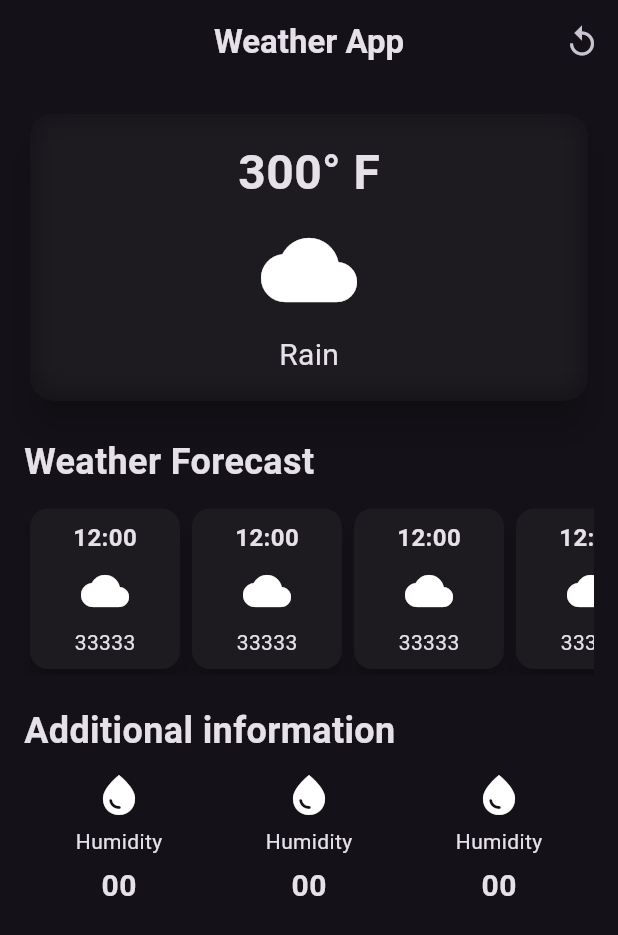
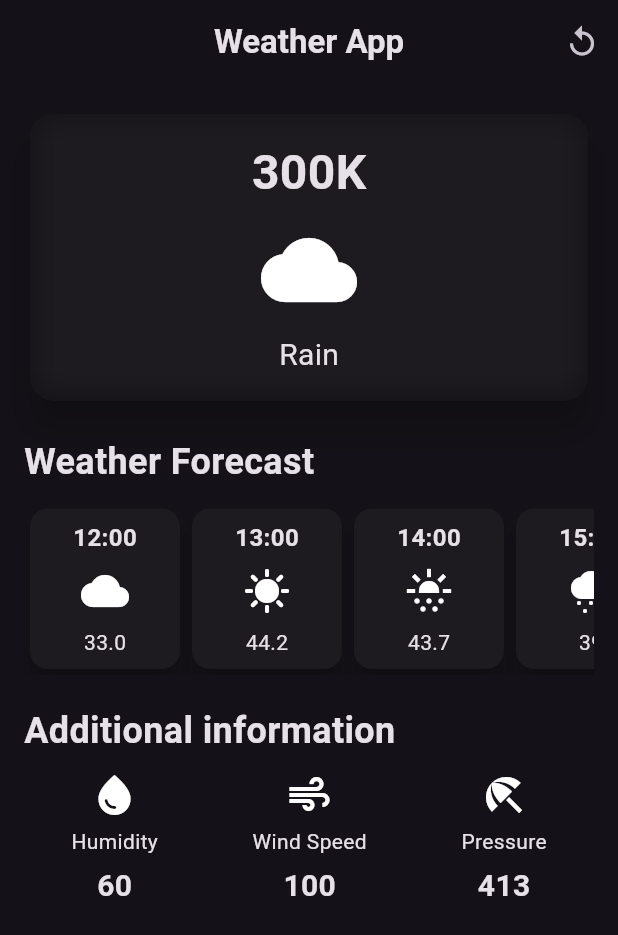
Before and after one commit to taotechs/weather_app, a Flutter app: the screen it shows after launch, on a phone screen of 412 x 824 dp. Shown: the top 935 px of the screen. Run offline on Flutter 3.47's test engine with Material 2 defaults, Android fonts, the phone set to English and light mode, and no system bars; network calls fail.

Commit message:
Weather Api: Added

```diff
--- a/lib/additional_item_info.dart
+++ b/lib/additional_item_info.dart
@@ -2,21 +2,27 @@ import 'dart:ui';
 import 'package:flutter/material.dart';
 
 class AdditionalItemInfo extends StatelessWidget {
+  final IconData icon;
+  final String label;
+  final String value;
   const AdditionalItemInfo({
     super.key,
+    required this.icon,
+    required this.label,
+    required this.value,
   });
 
   @override
   Widget build(BuildContext context) {
-    return const Column(
+    return Column(
       children: [
-        Icon(Icons.water_drop, size: 32),
-        SizedBox(height: 5),
-        Text("Humidity"),
-        SizedBox(height: 5),
+        Icon(icon, size: 32),
+        const SizedBox(height: 5),
+        Text(label),
+        const SizedBox(height: 5),
         Text(
-          "00",
-          style: TextStyle(fontWeight: FontWeight.bold, fontSize: 20),
+          value,
+          style: const TextStyle(fontWeight: FontWeight.bold, fontSize: 20),
         )
       ],
     );
--- a/lib/hourly_forecast_item.dart
+++ b/lib/hourly_forecast_item.dart
@@ -2,8 +2,14 @@ import 'dart:ui';
 import 'package:flutter/material.dart';
 
 class HourlyForecastItem extends StatelessWidget {
+  final String time;
+  final IconData icon;
+  final String temperature;
   const HourlyForecastItem({
     super.key,
+    required this.time,
+    required this.icon,
+    required this.temperature,
   });
 
   @override
@@ -14,22 +20,22 @@ class HourlyForecastItem extends StatelessWidget {
         width: 100,
         decoration: BoxDecoration(borderRadius: BorderRadius.circular(12)),
         padding: const EdgeInsets.all(8),
-        child: const Column(
+        child: Column(
           children: [
             Text(
-              "12:00",
-              style: TextStyle(
+              time,
+              style: const TextStyle(
                 fontSize: 16,
                 fontWeight: FontWeight.bold,
               ),
             ),
-            SizedBox(height: 8),
+            const SizedBox(height: 8),
             Icon(
-              Icons.cloud,
+              icon,
               size: 32,
             ),
-            SizedBox(height: 8),
-            Text("33333")
+            const SizedBox(height: 8),
+            Text(temperature)
           ],
         ),
       ),
--- a/lib/main.dart
+++ b/lib/main.dart
@@ -1,12 +1,34 @@
 import 'package:flutter/material.dart';
+import 'package:weather_app/secrets.dart';
 import 'package:weather_app/weather_screen.dart';
+import 'package:http/http.dart' as http;
 
 void main() {
   runApp(const MainApp());
 }
 
-class MainApp extends StatelessWidget {
+class MainApp extends StatefulWidget {
   const MainApp({super.key});
+
+  @override
+  State<MainApp> createState() => _MainAppState();
+}
+
+class _MainAppState extends State<MainApp> {
+  @override
+  void initState() {
+    super.initState();
+    getCurrrentWeather();
+  }
+
+  Future getCurrrentWeather() async {
+    String cityName = "Poland";
+    // ignore: unused_local_variable
+    final res = await http.get(Uri.parse(
+        "http://api.openweathermap.org/data/2.5/weather?q={$cityName}&APPID={$ApiKey}"));
+
+    print(res.body);
+  }
 
   @override
   Widget build(BuildContext context) {
--- a/lib/weather_screen.dart
+++ b/lib/weather_screen.dart
@@ -45,7 +45,7 @@ class WeatherScreenPage extends StatelessWidget {
                         mainAxisAlignment: MainAxisAlignment.spaceBetween,
                         children: [
                           Text(
-                            "300° F",
+                            "300K",
                             style: TextStyle(
                                 fontSize: 32, fontWeight: FontWeight.bold),
                           ),
@@ -76,11 +76,28 @@ class WeatherScreenPage extends StatelessWidget {
               scrollDirection: Axis.horizontal,
               child: Row(
                 children: [
-                  HourlyForecastItem(),
-                  HourlyForecastItem(),
-                  HourlyForecastItem(),
-                  HourlyForecastItem(),
-                  HourlyForecastItem(),
+                  HourlyForecastItem(
+                    time: '12:00',
+                    icon: Icons.cloud,
+                    temperature: '33.0',
+                  ),
+                  HourlyForecastItem(
+                      time: "13:00", icon: Icons.sunny, temperature: "44.2"),
+                  HourlyForecastItem(
+                    time: "14:00",
+                    icon: Icons.sunny_snowing,
+                    temperature: "43.7",
+                  ),
+                  HourlyForecastItem(
+                    time: "15:00",
+                    icon: Icons.cloudy_snowing,
+                    temperature: "39",
+                  ),
+                  HourlyForecastItem(
+                    time: "16:00",
+                    icon: Icons.cloud,
+                    temperature: "10.2",
+                  ),
                 ],
               ),
             ),
@@ -93,9 +110,21 @@ class WeatherScreenPage extends StatelessWidget {
             const Row(
               mainAxisAlignment: MainAxisAlignment.spaceAround,
               children: [
-                AdditionalItemInfo(),
-                AdditionalItemInfo(),
-                AdditionalItemInfo(),
+                AdditionalItemInfo(
+                  icon: Icons.water_drop,
+                  label: "Humidity",
+                  value: "60",
+                ),
+                AdditionalItemInfo(
+                  icon: Icons.air,
+                  label: "Wind Speed",
+                  value: "100",
+                ),
+                AdditionalItemInfo(
+                  icon: Icons.beach_access,
+                  label: "Pressure",
+                  value: "413",
+                ),
               ],
             )
           ],
--- a/pubspec.yaml
+++ b/pubspec.yaml
@@ -1,5 +1,5 @@
 name: weather_app
-description: A new Flutter project.
+description: Weather App By Taotech Solutions.
 publish_to: 'none'
 version: 0.1.0
 
@@ -9,6 +9,7 @@ environment:
 dependencies:
   flutter:
     sdk: flutter
+  http: ^1.1.0
 
 dev_dependencies:
   flutter_test:
```
Also changed, not shown: pubspec.lock, 2 other files.
